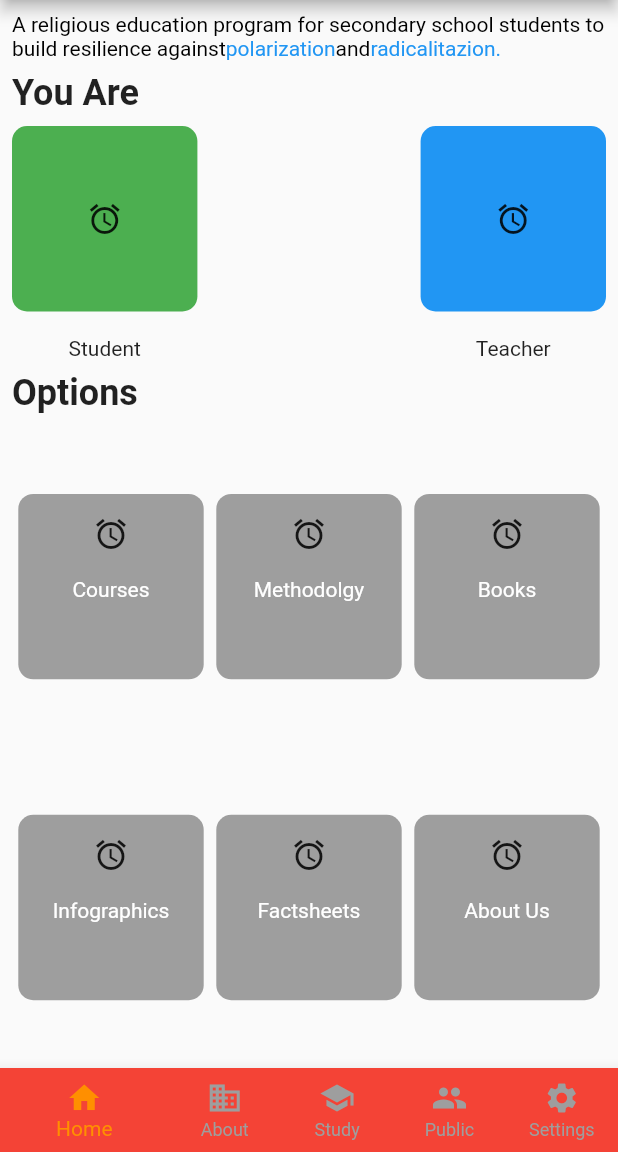
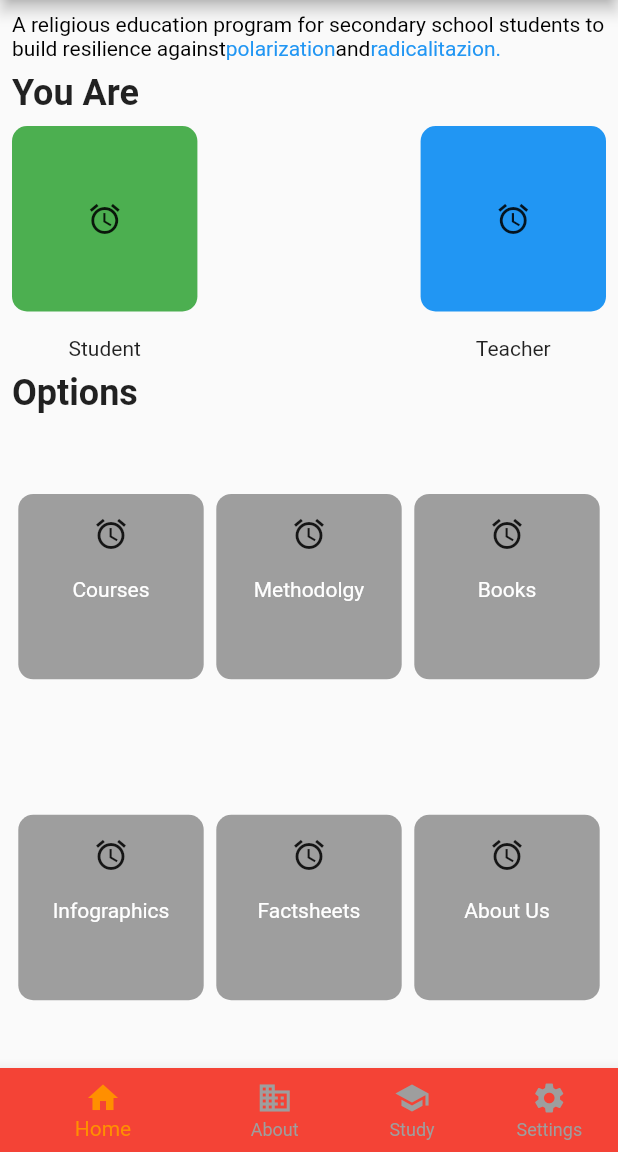
Before and after one commit to emircaglar/campus, a Flutter app: the screen it shows after launch, on a phone screen of 412 x 824 dp, the part 84-1236 px from its top. Run offline on Flutter 3.47's test engine with Material 2 defaults, Android fonts, the phone set to English and light mode, and no system bars.

Commit message:
campus ohne public

```diff
--- a/lib/main.dart
+++ b/lib/main.dart
@@ -99,7 +99,7 @@ class MainPage extends StatelessWidget {
               onPageChanged: (index) {
                 context.read<NavigatorProvider>().currontIndex=index;
               },
-              children: [Home(), About(), Study(),Public(), Settings()],
+              children: [Home(), About(), Study(), Settings()],
             ),
           ),
         ],
@@ -120,10 +120,6 @@ class MainPage extends StatelessWidget {
             icon: Icon(Icons.school),
             label: 'Study',
             backgroundColor: Colors.purple,
-          ),BottomNavigationBarItem(
-            icon: Icon(Icons.people),
-            label: 'Public',
-            backgroundColor: Colors.purple,
           ),
           BottomNavigationBarItem(
             icon: Icon(Icons.settings),
```
Also changed, not shown: lib/settings.dart (+28 -12 lines).
